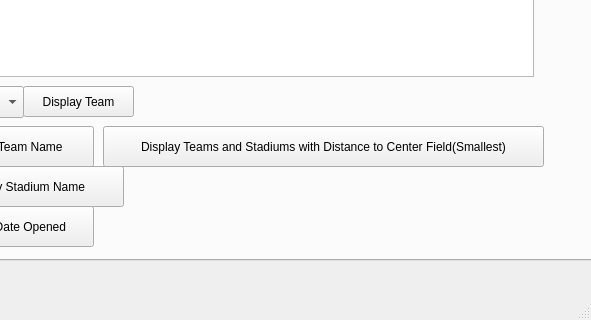
Qt form Baseball/DataBase.ui (Ykhan799/CS-1D-Project-2-Baseball) before a commit; both pictures show x 209 to 800 and y 280 to 600 of the 800 by 600 pixel window.
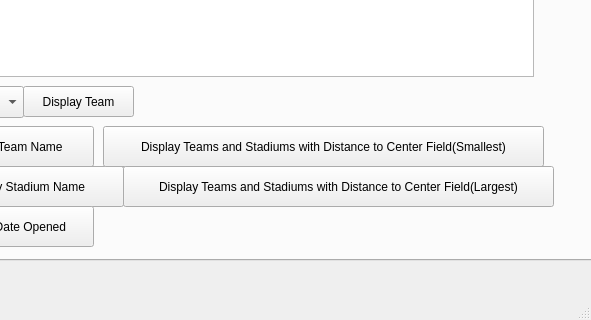
The same form after that commit.

Commit message: Displays largest distance to center field

```diff
--- a/Baseball/DataBase.ui
+++ b/Baseball/DataBase.ui
@@ -112,6 +112,19 @@
        <string>Display Teams and Stadiums with Distance to Center Field(Smallest)</string>
       </property>
      </widget>
+     <widget class="QPushButton" name="TeamStadiumByLargeDistCtrField">
+      <property name="geometry">
+       <rect>
+        <x>400</x>
+        <y>410</y>
+        <width>431</width>
+        <height>41</height>
+       </rect>
+      </property>
+      <property name="text">
+       <string>Display Teams and Stadiums with Distance to Center Field(Largest)</string>
+      </property>
+     </widget>
     </widget>
     <widget class="QWidget" name="tab_2">
      <attribute name="title">
```
The commit also changes 4 other files.
